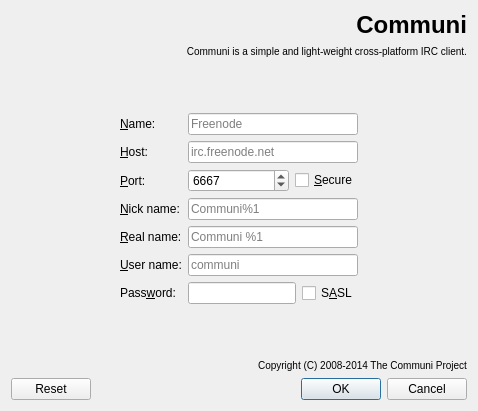
Above: src/app/connectpage.ui from communi/communi-desktop before the change. Below: the same form after it.
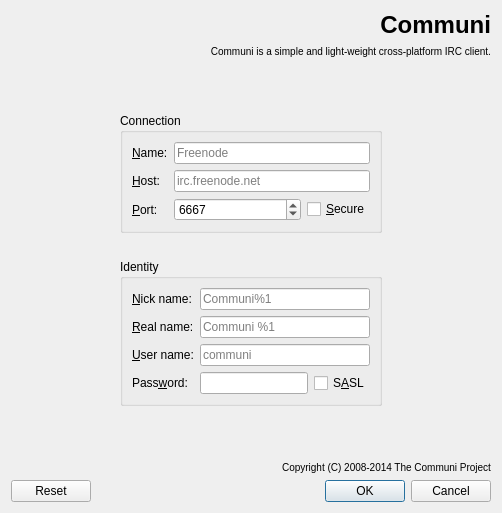
That is the form after the change. Icons and pictures are not drawn.

Commit message: ConnectPage: use group boxes

The edit to the form file:
```diff
--- a/src/app/connectpage.ui
+++ b/src/app/connectpage.ui
@@ -56,23 +56,11 @@
         </property>
        </spacer>
       </item>
-      <item row="1" column="0">
-       <spacer name="horizontalSpacer_2">
-        <property name="orientation">
-         <enum>Qt::Horizontal</enum>
-        </property>
-        <property name="sizeType">
-         <enum>QSizePolicy::Preferred</enum>
-        </property>
-        <property name="sizeHint" stdset="0">
-         <size>
-          <width>100</width>
-          <height>20</height>
-         </size>
-        </property>
-       </spacer>
-      </item>
       <item row="1" column="1">
+       <widget class="QGroupBox" name="connectionBox">
+        <property name="title">
+         <string>Connection</string>
+        </property>
        <layout class="QFormLayout" name="formLayout">
         <property name="fieldGrowthPolicy">
          <enum>QFormLayout::AllNonFixedFieldsGrow</enum>
@@ -154,7 +142,51 @@
           </item>
          </layout>
         </item>
-        <item row="3" column="0">
+        </layout>
+       </widget>
+      </item>
+      <item row="2" column="0">
+       <spacer name="horizontalSpacer_2">
+        <property name="orientation">
+         <enum>Qt::Horizontal</enum>
+        </property>
+        <property name="sizeType">
+         <enum>QSizePolicy::Preferred</enum>
+        </property>
+        <property name="sizeHint" stdset="0">
+         <size>
+          <width>100</width>
+          <height>20</height>
+         </size>
+        </property>
+       </spacer>
+      </item>
+      <item row="2" column="2">
+       <spacer name="horizontalSpacer">
+        <property name="orientation">
+         <enum>Qt::Horizontal</enum>
+        </property>
+        <property name="sizeType">
+         <enum>QSizePolicy::Preferred</enum>
+        </property>
+        <property name="sizeHint" stdset="0">
+         <size>
+          <width>100</width>
+          <height>20</height>
+         </size>
+        </property>
+       </spacer>
+      </item>
+      <item row="3" column="1">
+       <widget class="QGroupBox" name="groupBox">
+        <property name="title">
+         <string>Identity</string>
+        </property>
+        <layout class="QFormLayout" name="formLayout_2">
+         <property name="fieldGrowthPolicy">
+          <enum>QFormLayout::AllNonFixedFieldsGrow</enum>
+         </property>
+         <item row="0" column="0">
          <widget class="QLabel" name="nickNameLabel">
           <property name="text">
            <string>&amp;Nick name:</string>
@@ -164,14 +196,14 @@
           </property>
          </widget>
         </item>
-        <item row="3" column="1">
+         <item row="0" column="1">
          <widget class="QLineEdit" name="nickNameField">
           <property name="placeholderText">
            <string>Communi%1</string>
           </property>
          </widget>
         </item>
-        <item row="4" column="0">
+         <item row="1" column="0">
          <widget class="QLabel" name="realNameLabel">
           <property name="text">
            <string>&amp;Real name:</string>
@@ -181,14 +213,14 @@
           </property>
          </widget>
         </item>
-        <item row="4" column="1">
+         <item row="1" column="1">
          <widget class="QLineEdit" name="realNameField">
           <property name="placeholderText">
            <string>Communi %1</string>
           </property>
          </widget>
         </item>
-        <item row="5" column="0">
+         <item row="2" column="0">
          <widget class="QLabel" name="userNameLabel">
           <property name="text">
            <string>&amp;User name:</string>
@@ -198,14 +230,14 @@
           </property>
          </widget>
         </item>
-        <item row="5" column="1">
+         <item row="2" column="1">
          <widget class="QLineEdit" name="userNameField">
           <property name="placeholderText">
            <string>communi</string>
           </property>
          </widget>
         </item>
-        <item row="6" column="0">
+         <item row="3" column="0">
          <widget class="QLabel" name="passwordLabel">
           <property name="text">
            <string>Pass&amp;word:</string>
@@ -215,7 +247,7 @@
           </property>
          </widget>
         </item>
-        <item row="6" column="1">
+         <item row="3" column="1">
          <layout class="QHBoxLayout" name="horizontalLayout_3">
           <item>
            <widget class="QLineEdit" name="passwordField">
@@ -234,24 +266,9 @@
          </layout>
         </item>
        </layout>
+       </widget>
       </item>
-      <item row="1" column="2">
-       <spacer name="horizontalSpacer">
-        <property name="orientation">
-         <enum>Qt::Horizontal</enum>
-        </property>
-        <property name="sizeType">
-         <enum>QSizePolicy::Preferred</enum>
-        </property>
-        <property name="sizeHint" stdset="0">
-         <size>
-          <width>100</width>
-          <height>20</height>
-         </size>
-        </property>
-       </spacer>
-      </item>
-      <item row="2" column="1">
+      <item row="4" column="1">
        <spacer name="verticalSpacer">
         <property name="orientation">
          <enum>Qt::Vertical</enum>
```
Lines whose indentation alone changed are shown as unchanged.
